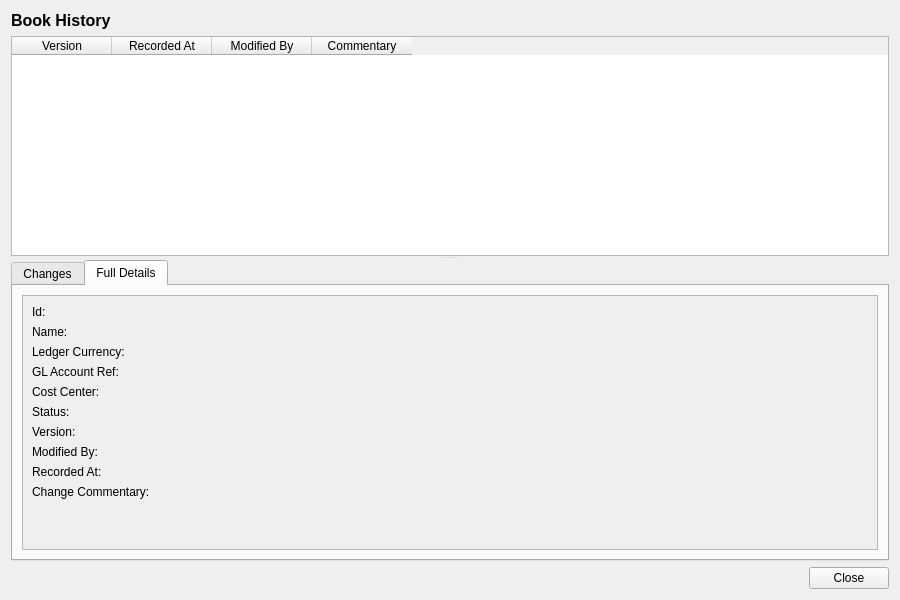
Before: the Qt Designer form projects/ores.qt/refdata/ui/BookHistoryDialog.ui in OreStudio/OreStudio, drawn with Qt 5.
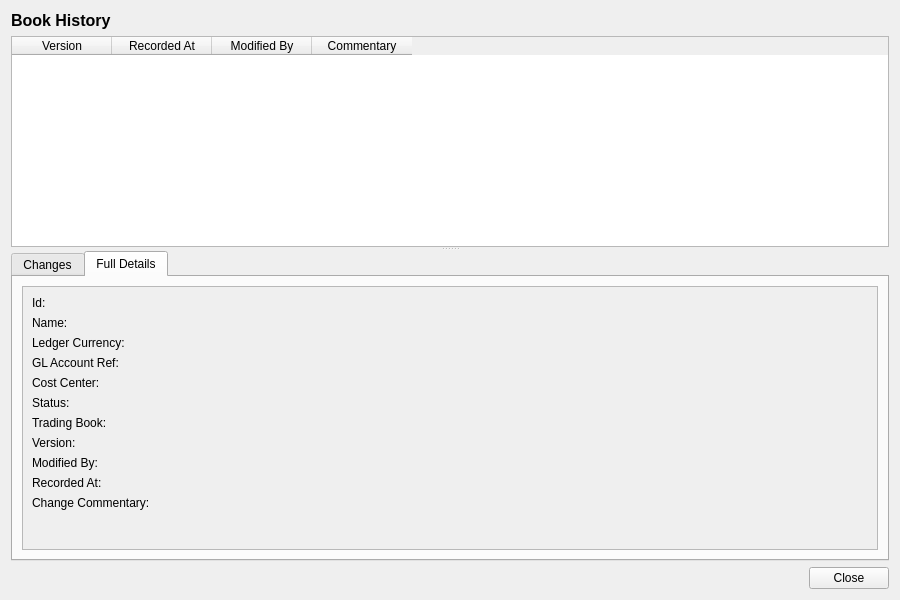
After: the same form once the commit is applied. The open tabs and pages were chosen to show the change.

```diff
--- a/projects/ores.qt/refdata/ui/BookHistoryDialog.ui
+++ b/projects/ores.qt/refdata/ui/BookHistoryDialog.ui
@@ -234,55 +234,69 @@
                 </widget>
                </item>
                <item row="6" column="0">
+                <widget class="QLabel" name="is_trading_bookLabel">
+                 <property name="text">
+                  <string>Trading Book:</string>
+                 </property>
+                </widget>
+               </item>
+               <item row="6" column="1">
+                <widget class="QLabel" name="isTradingBookCheck">
+                 <property name="text">
+                  <string/>
+                 </property>
+                </widget>
+               </item>
+               <item row="7" column="0">
                 <widget class="QLabel" name="versionNumberLabel">
                  <property name="text">
                   <string>Version:</string>
                  </property>
                 </widget>
                </item>
-               <item row="6" column="1">
+               <item row="7" column="1">
                 <widget class="QLabel" name="versionNumberValue">
                  <property name="text">
                   <string/>
                  </property>
                 </widget>
                </item>
-               <item row="7" column="0">
+               <item row="8" column="0">
                 <widget class="QLabel" name="modifiedByLabel">
                  <property name="text">
                   <string>Modified By:</string>
                  </property>
                 </widget>
                </item>
-               <item row="7" column="1">
+               <item row="8" column="1">
                 <widget class="QLabel" name="modifiedByValue">
                  <property name="text">
                   <string/>
                  </property>
                 </widget>
                </item>
-               <item row="8" column="0">
+               <item row="9" column="0">
                 <widget class="QLabel" name="recordedAtLabel">
                  <property name="text">
                   <string>Recorded At:</string>
                  </property>
                 </widget>
                </item>
-               <item row="8" column="1">
+               <item row="9" column="1">
                 <widget class="QLabel" name="recordedAtValue">
                  <property name="text">
                   <string/>
                  </property>
                 </widget>
                </item>
-               <item row="9" column="0">
+               <item row="10" column="0">
                 <widget class="QLabel" name="changeCommentaryLabel">
                  <property name="text">
                   <string>Change Commentary:</string>
                  </property>
                 </widget>
                </item>
-               <item row="9" column="1">
+               <item row="10" column="1">
                 <widget class="QLabel" name="changeCommentaryValue">
                  <property name="text">
                   <string/>
```
